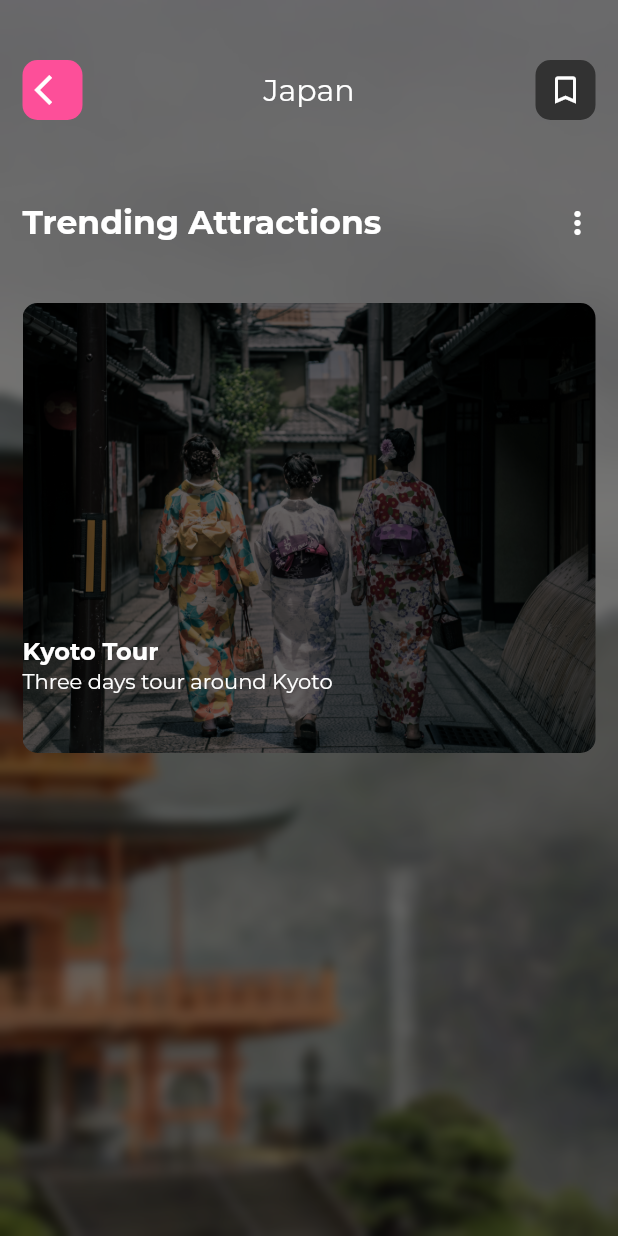
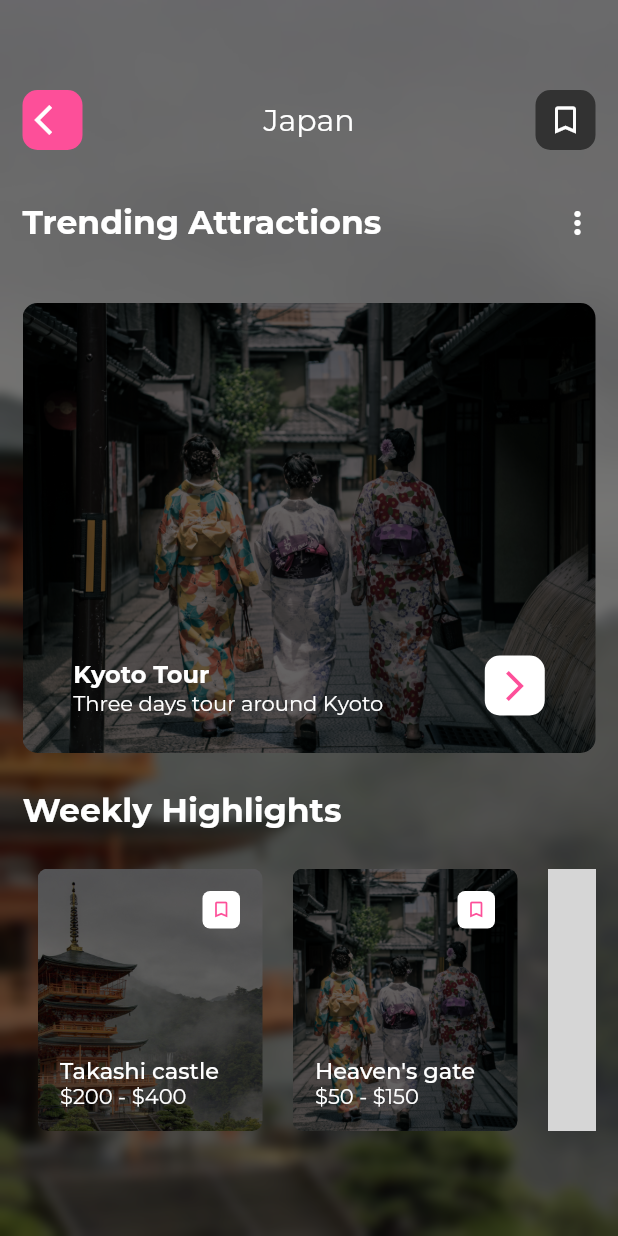
Before and after one commit to StaringGenie/japan_travel, a Flutter app: the screen it shows after launch, after a tap on "Explore Now", on a phone screen of 412 x 824 dp. Run offline on Flutter 3.47's test engine with Material 2 defaults, Android fonts, the phone set to English and light mode, and no system bars; our stand-ins replace google_fonts; grey boxes are pictures that could not be loaded.

Commit message:
more details

```diff
--- a/japan_travel_flutter/lib/detailsPage.dart
+++ b/japan_travel_flutter/lib/detailsPage.dart
@@ -31,7 +31,7 @@ class _DetailsPageState extends State<DetailsPage> {
             ),
           ),
           Padding(
-            padding: EdgeInsets.fromLTRB(15, 40, 15, 15),
+            padding: EdgeInsets.fromLTRB(15, 60, 15, 15),
             child: Row(
               mainAxisAlignment: MainAxisAlignment.spaceBetween,
               children: <Widget>[
@@ -117,7 +117,11 @@ class _DetailsPageState extends State<DetailsPage> {
                                 colorFilter: ColorFilter.mode(
                                     Colors.black.withOpacity(0.6),
                                     BlendMode.darken))),
+                        child: Padding(
+                          padding: const EdgeInsets.only(bottom: 25),
                           child: Row(
+                            mainAxisAlignment: MainAxisAlignment.spaceAround,
+                            crossAxisAlignment: CrossAxisAlignment.end,
                             children: <Widget>[
                               Column(
                                 mainAxisAlignment: MainAxisAlignment.end,
@@ -139,15 +143,57 @@ class _DetailsPageState extends State<DetailsPage> {
                                         textStyle:
                                             TextStyle(color: Colors.white)),
                                   ),
-                                SizedBox(
-                                  height: 40,
-                                )
-                              ],
-                            )
                                 ],
                               ),
-                      )
+                              Container(
+                                child: Center(
+                                  child: Icon(
+                                    Icons.arrow_forward_ios,
+                                    color: Color(0xFFFD4F99),
+                                  ),
+                                ),
+                                width: 40,
+                                height: 40,
+                                decoration: BoxDecoration(
+                                    borderRadius: BorderRadius.circular(10),
+                                    color: Colors.white),
+                              ),
                             ],
+                          ),
+                        ),
+                      ),
+                    ],
+                  ),
+                  SizedBox(
+                    height: 25,
+                  ),
+                  Container(
+                    width: MediaQuery.of(context).size.width - 30,
+                    child: Text(
+                      'Weekly Highlights',
+                      style: GoogleFonts.montserrat(
+                          fontSize: 22,
+                          fontWeight: FontWeight.bold,
+                          textStyle: TextStyle(color: Colors.white)),
+                    ),
+                  ),
+                  SizedBox(
+                    height: 15,
+                  ),
+                  Container(
+                    height: 200,
+                    width: MediaQuery.of(context).size.width - 30,
+                    child: ListView(
+                      scrollDirection: Axis.horizontal,
+                      children: <Widget>[
+                        buildListItem('images/japan.jpg', 'Takashi castle',
+                            '\$200 - \$400'),
+                        buildListItem('images/kyoto.jpg', 'Heaven\'s gate',
+                            '\$50 - \$150'),
+                        buildListItem(
+                            'images/canada.jpg', 'Miay gate', '\$300 - \$350')
+                      ],
+                    ),
                   )
                 ],
               ),
@@ -157,4 +203,54 @@ class _DetailsPageState extends State<DetailsPage> {
       ),
     );
   }
+
+  buildListItem(String imgPath, String placeName, String price) {
+    return Padding(
+        padding: EdgeInsets.all(10.0),
+        child: Stack(children: [
+          Container(
+              height: 175.0,
+              width: 150.0,
+              decoration: BoxDecoration(
+                  borderRadius: BorderRadius.circular(7.0),
+                  image: DecorationImage(
+                      image: AssetImage(imgPath),
+                      fit: BoxFit.cover,
+                      colorFilter: ColorFilter.mode(
+                          Colors.black.withOpacity(0.6), BlendMode.darken)))),
+          Positioned(
+              top: 15.0,
+              right: 15.0,
+              child: Container(
+                  height: 25.0,
+                  width: 25.0,
+                  decoration: BoxDecoration(
+                      borderRadius: BorderRadius.circular(5.0),
+                      color: Colors.white),
+                  child: Center(
+                      child: Icon(
+                    Icons.bookmark_border,
+                    color: Color(0xFFFD4F99),
+                    size: 14.0,
+                  )))),
+          Positioned(
+              top: 125.0,
+              left: 15.0,
+              child: Column(
+                crossAxisAlignment: CrossAxisAlignment.start,
+                children: <Widget>[
+                  Text(placeName,
+                      style: GoogleFonts.montserrat(
+                          fontWeight: FontWeight.w500,
+                          fontSize: 15.0,
+                          textStyle: TextStyle(color: Colors.white))),
+                  Text(price,
+                      style: GoogleFonts.montserrat(
+                          fontWeight: FontWeight.w400,
+                          fontSize: 14.0,
+                          textStyle: TextStyle(color: Colors.white)))
+                ],
+              ))
+        ]));
   }
+}
```
Lines whose indentation alone changed are shown as unchanged.
